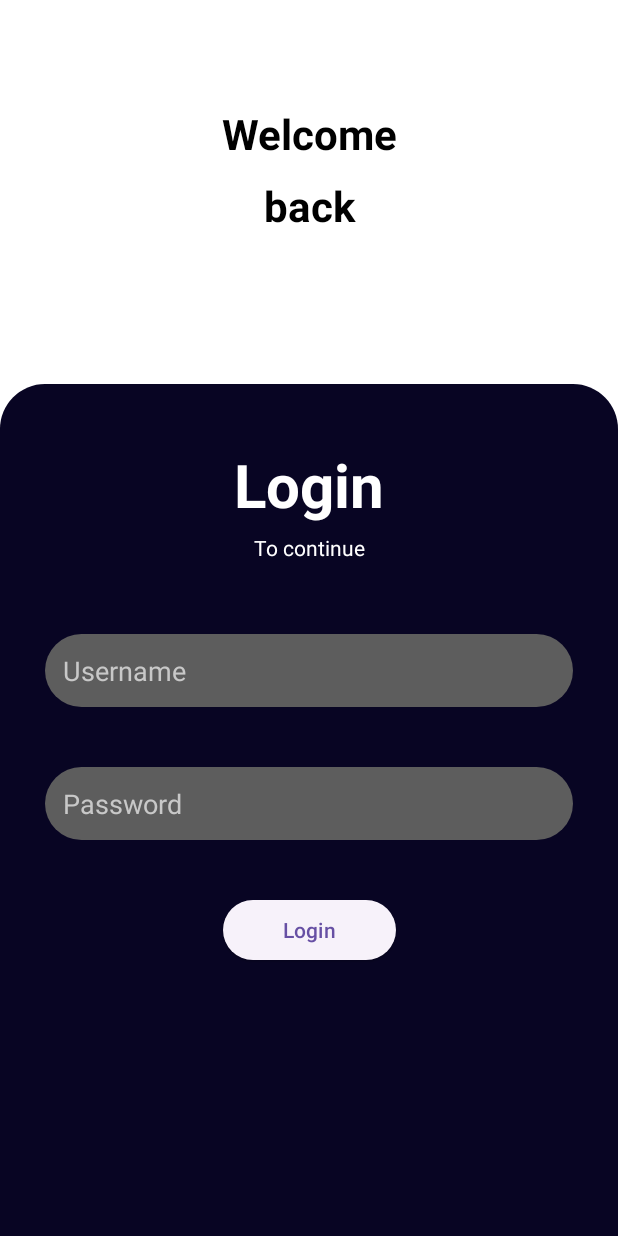
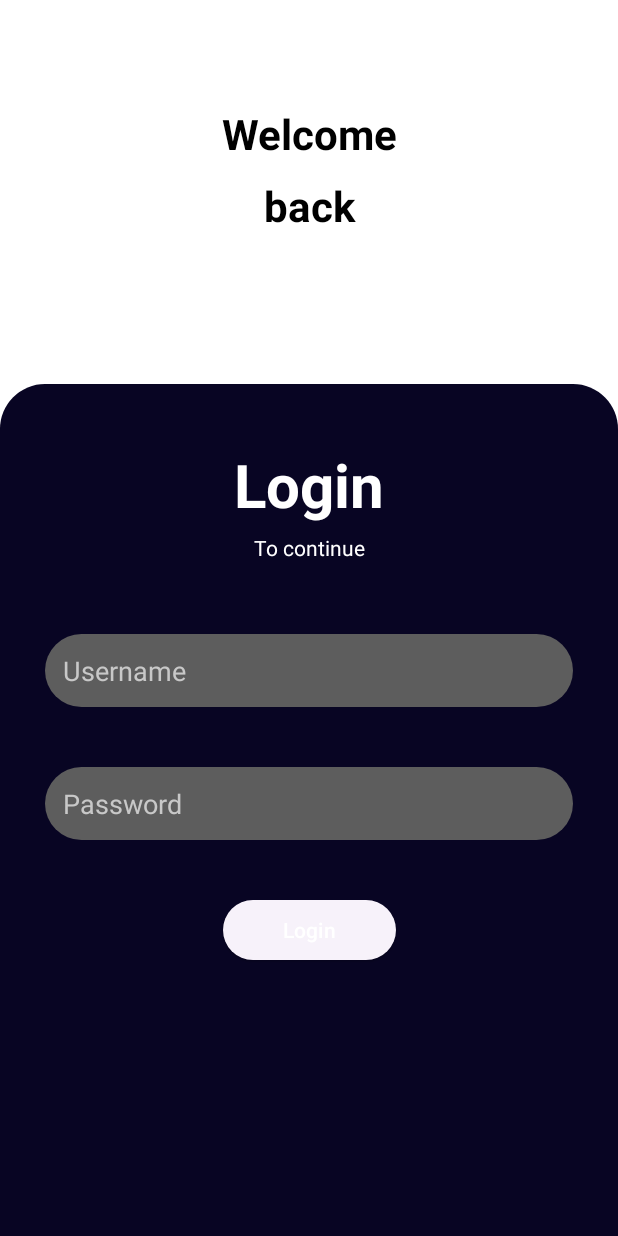
Before and after one commit to 23Mandla/MedicationTracker, an Android app: the screen it shows after launch (Login), on a phone screen of 412 x 824 dp. Run offline under Robolectric (Android 15) with nearby library versions, the phone set to English and light mode, and no system bars; our stand-ins replace data binding.

Commit message:
Updated themes

```diff
--- a/app/src/main/res/values-night/themes.xml
+++ b/app/src/main/res/values-night/themes.xml
@@ -2,6 +2,7 @@
     <!-- Base application theme. -->
     <style name="Base.Theme.MedicationTracker" parent="Theme.Material3.DayNight.NoActionBar">
         <!-- Customize your dark theme here. -->
-        <!-- <item name="colorPrimary">@color/my_dark_primary</item> -->
+        <item name="colorPrimary">@color/white</item>
+        <item name="android:statusBarColor">@color/navy</item>
     </style>
 </resources>
--- a/app/src/main/res/values/themes.xml
+++ b/app/src/main/res/values/themes.xml
@@ -2,8 +2,8 @@
     <!-- Base application theme. -->
     <style name="Base.Theme.MedicationTracker" parent="Theme.Material3.DayNight.NoActionBar">
         <!-- Customize your light theme here. -->
-        <!-- <item name="colorPrimary">@color/my_light_primary</item> -->
-
+        <item name="colorPrimary">@color/white</item>
+        <item name="android:statusBarColor">@color/navy</item>
     </style>
 
     <style name="Theme.MedicationTracker" parent="Base.Theme.MedicationTracker" />
```
